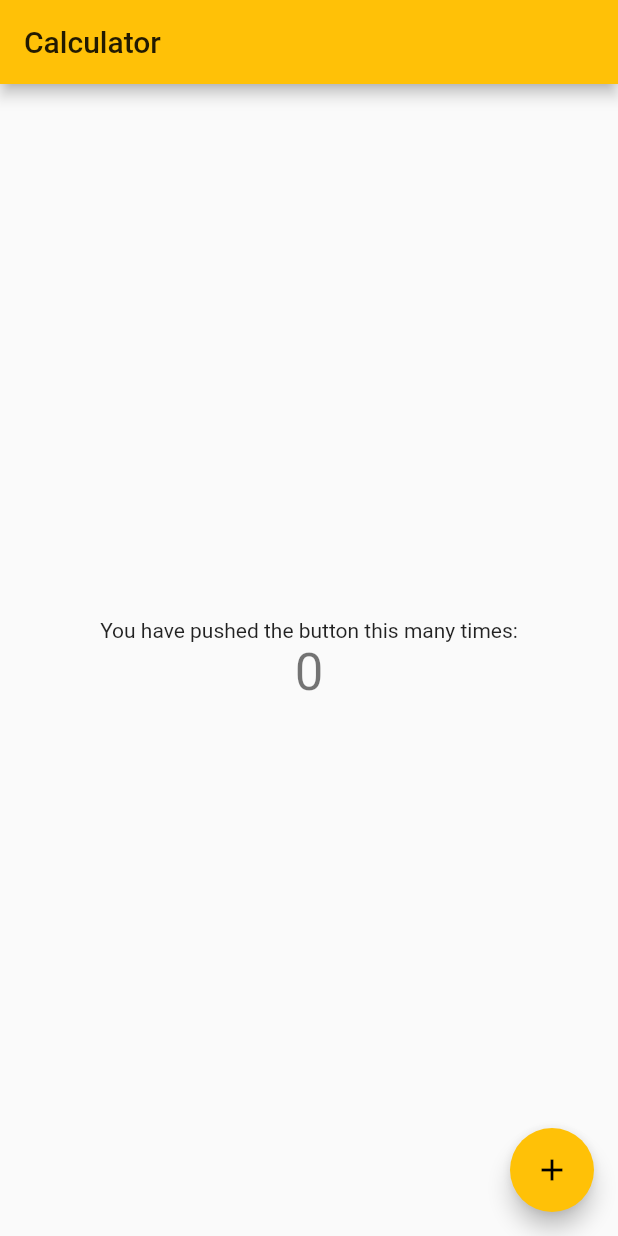
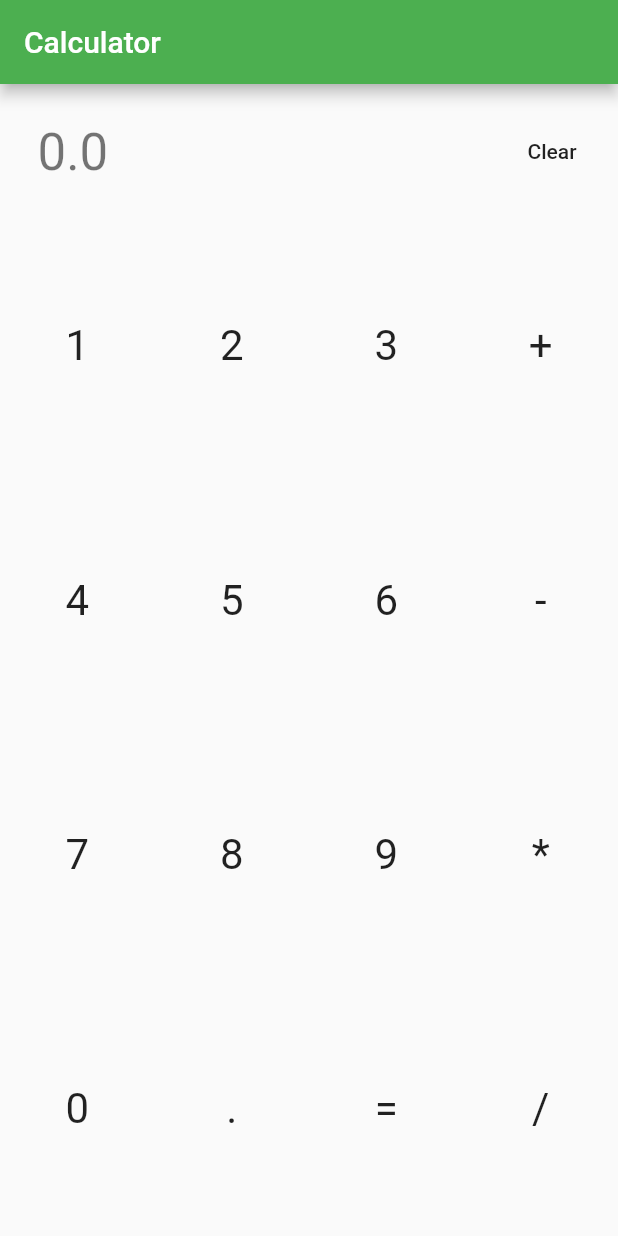
Before and after one commit to undeadspez/android-dev-pr2flutter, a Flutter app: the screen it shows after launch, on a phone screen of 412 x 824 dp. Run offline on Flutter 3.47's test engine with Material 2 defaults, Android fonts, the phone set to English and light mode, and no system bars.

Commit message:
Set up layout

```diff
--- a/lib/main.dart
+++ b/lib/main.dart
@@ -1,4 +1,5 @@
 import 'package:flutter/material.dart';
+import 'package:flutter/rendering.dart';
 
 void main() => runApp(MyApp());
 
@@ -10,12 +11,14 @@ class MyApp extends StatelessWidget {
     return MaterialApp(
       title: title,
       theme: ThemeData(
-        primarySwatch: Colors.amber,
+        primarySwatch: Colors.green,
       ),
       home: MyHomePage(title: title),
     );
   }
 }
+
+typedef NumHandler = void Function() Function(int);
 
 class MyHomePage extends StatefulWidget {
   MyHomePage({Key key, this.title}) : super(key: key);
@@ -27,13 +30,7 @@ class MyHomePage extends StatefulWidget {
 }
 
 class _MyHomePageState extends State<MyHomePage> {
-  int _counter = 0;
-
-  void _incrementCounter() {
-    setState(() {
-      _counter++;
-    });
-  }
+  double _result = 0.0;
 
   @override
   Widget build(BuildContext context) {
@@ -41,25 +38,101 @@ class _MyHomePageState extends State<MyHomePage> {
       appBar: AppBar(
         title: Text(widget.title),
       ),
-      body: Center(
-        child: Column(
-          mainAxisAlignment: MainAxisAlignment.center,
-          children: <Widget>[
-            Text(
-              'You have pushed the button this many times:',
+      body: Column(
+        children: <Widget>[
+          Row(
+            mainAxisAlignment: MainAxisAlignment.spaceBetween,
+            children: <Widget>[
+              _buildResultLabel(),
+              FlatButton(
+                child: Text('Clear'),
+                onPressed: () {},
+              )
+            ],
+          ),
+          Expanded(
+            child: Row(
+              crossAxisAlignment: CrossAxisAlignment.stretch,
+              children: <Widget>[
+                Expanded(child: _buildNumButton(1)),
+                Expanded(child: _buildNumButton(2)),
+                Expanded(child: _buildNumButton(3)),
+                Expanded(child: _buildButton(text: '+', onPressed: () {})),
+              ],
             ),
-            Text(
-              '$_counter',
-              style: Theme.of(context).textTheme.display1,
+          ),
+          Expanded(
+            child: Row(
+              crossAxisAlignment: CrossAxisAlignment.stretch,
+              children: <Widget>[
+                Expanded(child: _buildNumButton(4)),
+                Expanded(child: _buildNumButton(5)),
+                Expanded(child: _buildNumButton(6)),
+                Expanded(child: _buildButton(text: '-', onPressed: () {})),
+              ],
             ),
-          ],
+          ),
+          Expanded(
+            child: Row(
+              crossAxisAlignment: CrossAxisAlignment.stretch,
+              children: <Widget>[
+                Expanded(child: _buildNumButton(7)),
+                Expanded(child: _buildNumButton(8)),
+                Expanded(child: _buildNumButton(9)),
+                Expanded(child: _buildButton(text: '*', onPressed: () {})),
+              ],
+            ),
+          ),
+          Expanded(
+            child: Row(
+              crossAxisAlignment: CrossAxisAlignment.stretch,
+              children: <Widget>[
+                Expanded(child: _buildNumButton(0)),
+                Expanded(child: _buildButton(text: '.', onPressed: () {})),
+                Expanded(child: _buildButton(text: '=', onPressed: () {})),
+                Expanded(child: _buildButton(text: '/', onPressed: () {})),
+              ],
+            ),
+          ),
+        ],
+      ),
+    );
+  }
+
+  Widget _buildResultLabel() {
+    return Container(
+      padding: EdgeInsets.all(25),
+      child: Text(
+        _result.toString(),
+        style: Theme.of(context).textTheme.display1,
+      ),
+    );
+  }
+
+  Widget _buildButton({
+    @required String text,
+    @required void Function() onPressed
+  }) {
+    return FlatButton(
+      child: Text(
+        text,
+        style: TextStyle(
+          fontSize: 28,
+          fontWeight: FontWeight.normal
         ),
       ),
-      floatingActionButton: FloatingActionButton(
-        onPressed: _incrementCounter,
-        tooltip: 'Increment',
-        child: Icon(Icons.add),
-      ), // This trailing comma makes auto-formatting nicer for build methods.
+      onPressed: onPressed,
     );
   }
+
+  Widget _buildNumButton(int num) {
+    return _buildButton(
+      text: num.toString(),
+      onPressed: _onNumPressed(num)
+    );
+  }
+
+  final NumHandler _onNumPressed = (int num) => () {
+    debugPrint('Clicked $num');
+  };
 }
```
